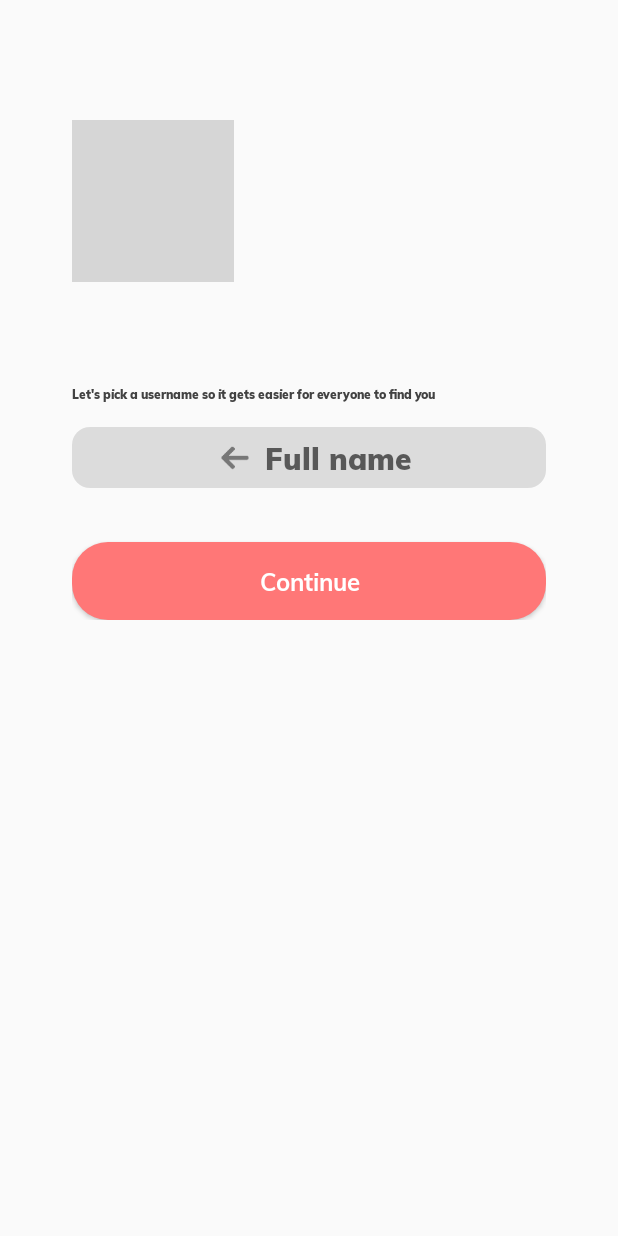
After one commit to hnguyenworkstation/concert-buddies, an Android app: the SignUpActivity screen opened directly, with no data from a screen before it, on a phone screen of 412 x 824 dp. The commit adds this screen. Run offline under Robolectric (Android 15) with nearby library versions, the phone set to English and light mode, and no system bars; our stand-ins replace ButterKnife; 1 statement that could not run was skipped; grey boxes are pictures that could not be loaded.

Commit message:
added SignUpActivity with basic view struct

```diff
--- a/app/src/main/AndroidManifest.xml
+++ b/app/src/main/AndroidManifest.xml
@@ -84,28 +84,25 @@
                 <data android:scheme="@string/fb_login_protocol_scheme" />
             </intent-filter>
         </activity>
-
-
         <activity
             android:name=".Activity.MainActivity"
             android:configChanges="keyboard|keyboardHidden|screenLayout|screenSize|orientation"
-            android:screenOrientation="portrait"/>
-
-
+            android:screenOrientation="portrait" />
         <activity
             android:name=".Activity.SplashActivity"
             android:configChanges="keyboard|keyboardHidden|screenLayout|screenSize|orientation"
             android:screenOrientation="portrait">
             <intent-filter>
                 <action android:name="android.intent.action.MAIN" />
+
                 <category android:name="android.intent.category.LAUNCHER" />
             </intent-filter>
         </activity>
-
-
         <activity
             android:name=".Activity.LoginActivity"
             android:configChanges="keyboard|keyboardHidden|screenLayout|screenSize|orientation"
-            android:screenOrientation="portrait"/>
+            android:screenOrientation="portrait" />
+        <activity android:name=".Activity.SignUpActivity"></activity>
     </application>
+
 </manifest>
--- /dev/null
+++ b/app/src/main/java/com/app/concertbud/concertbuddies/Activity/SignUpActivity.java
@@ -0,0 +1,51 @@
+package com.app.concertbud.concertbuddies.Activity;
+
+import android.support.v7.app.AppCompatActivity;
+import android.os.Bundle;
+import android.widget.Button;
+import android.widget.LinearLayout;
+import android.widget.ProgressBar;
+import android.widget.TextView;
+
+import com.app.concertbud.concertbuddies.AppControllers.BaseActivity;
+import com.app.concertbud.concertbuddies.CustomUI.AdjustableImageView;
+import com.app.concertbud.concertbuddies.R;
+
+import butterknife.BindView;
+import butterknife.ButterKnife;
+import butterknife.Unbinder;
+
+public class SignUpActivity extends BaseActivity {
+
+    private final String TAG = SignUpActivity.class.getSimpleName();
+
+    @BindView(R.id.logo_image)
+    AdjustableImageView mLogoImage;
+    @BindView(R.id.progress_bar)
+    ProgressBar mProgressBar;
+    @BindView(R.id.user_name)
+    TextView mUserFullName;
+    @BindView(R.id.username_root)
+    LinearLayout mUsernameView;
+    @BindView(R.id.username)
+    TextView mUsername;
+    @BindView(R.id.update_info_btn)
+    Button mContinueBtn;
+
+    private Unbinder unbinder;
+
+    @Override
+    protected void onCreate(Bundle savedInstanceState) {
+        super.onCreate(savedInstanceState);
+        setContentView(R.layout.activity_sign_up);
+
+        // Getting base variables
+        unbinder = ButterKnife.bind(this);
+    }
+
+    @Override
+    protected void onDestroy() {
+        super.onDestroy();
+        unbinder.unbind();
+    }
+}
--- /dev/null
+++ b/app/src/main/res/drawable/rounded_text_view.xml
@@ -0,0 +1,20 @@
+<?xml version="1.0" encoding="utf-8"?>
+<!--  res/drawable/rounded_edittext.xml -->
+<shape xmlns:android="http://schemas.android.com/apk/res/android"
+    android:shape="rectangle" android:padding="10dp">
+    <solid android:color="@color/black_alpha_12"/>
+    <corners
+        android:bottomRightRadius="12dp"
+        android:bottomLeftRadius="12dp"
+        android:topLeftRadius="12dp"
+        android:topRightRadius="12dp"/>
+
+    <padding
+        android:left="1dp"
+        android:right="1dp"
+        android:top="1dp" />
+
+    <stroke
+        android:width="0.0dp"
+        android:color="@color/black_alpha_12" />
+</shape>
--- /dev/null
+++ b/app/src/main/res/layout/activity_sign_up.xml
@@ -0,0 +1,95 @@
+<?xml version="1.0" encoding="utf-8"?>
+<ScrollView xmlns:android="http://schemas.android.com/apk/res/android"
+    xmlns:app="http://schemas.android.com/apk/res-auto"
+    xmlns:tools="http://schemas.android.com/tools"
+    android:layout_width="match_parent"
+    android:layout_height="match_parent"
+    tools:context="com.app.concertbud.concertbuddies.Activity.SignUpActivity">
+
+    <RelativeLayout
+        android:layout_width="match_parent"
+        android:layout_height="wrap_content"
+        android:layout_margin="@dimen/margin_48">
+
+        <RelativeLayout
+            android:layout_width="@dimen/med_logo_size"
+            android:layout_height="@dimen/med_logo_size"
+            android:layout_alignParentTop="true"
+            android:id="@+id/profile_view"
+            android:layout_marginTop="@dimen/margin_32">
+
+            <com.app.concertbud.concertbuddies.CustomUI.SquareImageView
+                android:layout_width="@dimen/med_logo_size"
+                android:layout_height="@dimen/med_logo_size"
+                android:id="@+id/logo">
+                <com.app.hoocons.hooconsride.CustomUI.AdjustableImageView
+                    android:layout_width="@dimen/med_logo_size"
+                    android:layout_height="@dimen/med_logo_size"
+                    android:id="@+id/logo_image"/>
+            </com.app.concertbud.concertbuddies.CustomUI.SquareImageView>
+
+
+            <ProgressBar
+                android:layout_width="24dp"
+                android:layout_height="24dp"
+                android:id="@+id/progress_bar"
+                android:layout_centerInParent="true"/>
+        </RelativeLayout>
+
+        <TextView
+            style="@style/LargeTitleText"
+            android:layout_below="@+id/profile_view"
+            android:id="@+id/user_name"
+            android:layout_marginTop="@dimen/margin_12"
+            android:layout_marginBottom="@dimen/margin_12"/>
+
+        <TextView
+            android:layout_below="@+id/user_name"
+            android:id="@+id/fb_fullname"
+            style="@style/SmallTextStyle"
+            android:text="@string/pick_username"/>
+
+        <LinearLayout
+            android:layout_marginTop="@dimen/margin_16"
+            android:layout_marginBottom="@dimen/margin_16"
+            android:layout_width="fill_parent"
+            android:layout_height="wrap_content"
+            android:orientation="horizontal"
+            android:id="@+id/username_root"
+            android:layout_below="@+id/fb_fullname"
+            android:gravity="center"
+            android:background="@drawable/rounded_text_view">
+
+            <ImageView
+                android:layout_margin="@dimen/margin_8"
+                android:layout_width="24dp"
+                android:layout_height="24dp"
+                android:src="@drawable/ic_left_arrow" />
+
+            <TextView
+                android:id="@+id/username"
+                android:layout_width="wrap_content"
+                android:layout_height="wrap_content"
+                android:textSize="@dimen/text_20"
+                android:hint="@string/user_display_name"
+                android:textAlignment="center"
+                android:maxLines="2" />
+        </LinearLayout>
+
+
+        <Button
+            android:layout_marginBottom="@dimen/margin_4"
+            android:layout_marginTop="@dimen/margin_16"
+            android:layout_below="@+id/username_root"
+            android:layout_alignParentBottom="true"
+            android:id="@+id/update_info_btn"
+            android:background="@drawable/fb_button_shape"
+            android:layout_width="match_parent"
+            android:layout_height="@dimen/large_button_height"
+            android:text="Continue"
+            android:textColor="@color/white"
+            android:textSize="@dimen/text_16"
+            android:textStyle="bold"
+            android:textAllCaps="false" />
+    </RelativeLayout>
+</ScrollView>
--- a/app/src/main/res/values/dimens.xml
+++ b/app/src/main/res/values/dimens.xml
@@ -35,4 +35,16 @@
 
     <!-- Login Activity Dimens -->
     <dimen name="med_logo_size">108dp</dimen>
+
+    <!-- Login Activity Dimens -->
+    <dimen name="med_logo_size">108dp</dimen>
+    <dimen name="profile_header_height">112dp</dimen>
+    <dimen name="large_profile_header">148dp</dimen>
+    <dimen name="large_button_height">52dp</dimen>
+
+    <dimen name="large_icon_size">64dp</dimen>
+    <dimen name="small_icon_size">28dp</dimen>
+    <dimen name="toolbar_height">50dp</dimen>
+
+    <dimen name="small_user_profile_size">48dp</dimen>
 </resources>
--- a/app/src/main/res/values/strings.xml
+++ b/app/src/main/res/values/strings.xml
@@ -11,4 +11,10 @@
     <string name="app_fullname">Concert Buddies</string>
     <string name="welcome">Welcome to the concert buddies community</string>
     <string name="continue_with_fb">Continue with Facebook</string>
+
+    <string name="user_display_name">Full name</string>
+    <string name="submit_info">Submit Information</string>
+    <string name="continue_str">Continue</string>
+    <string name="change">Change</string>
+    <string name="pick_username">Let\'s pick a username so it gets easier for everyone to find you</string>
 </resources>
--- a/app/src/main/res/values/styles.xml
+++ b/app/src/main/res/values/styles.xml
@@ -71,4 +71,12 @@
     <style name="MuliTextViewStyle" parent="android:Widget.TextView">
         <item name="android:fontFamily">Muli-Black</item>
     </style>
+
+    <style name="SmallTextStyle">
+        <item name="android:layout_width">match_parent</item>
+        <item name="android:layout_height">wrap_content</item>
+        <item name="android:textSize">@dimen/small_text_size</item>
+        <item name="android:textColor">@color/text_dark_color</item>
+    </style>
+
 </resources>
```
